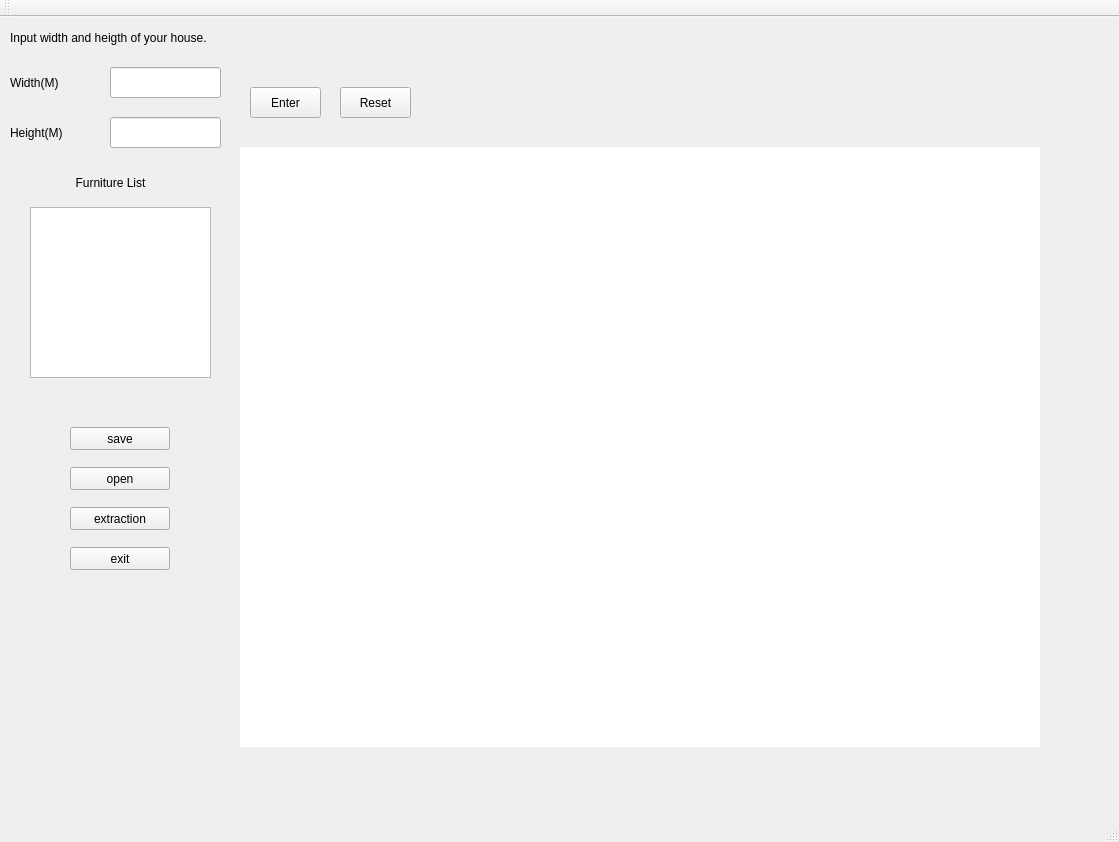
Above: Schematic/mainwindow.ui from BlaCkinkGJ/QT_APP before the change. Below: the same form after it.
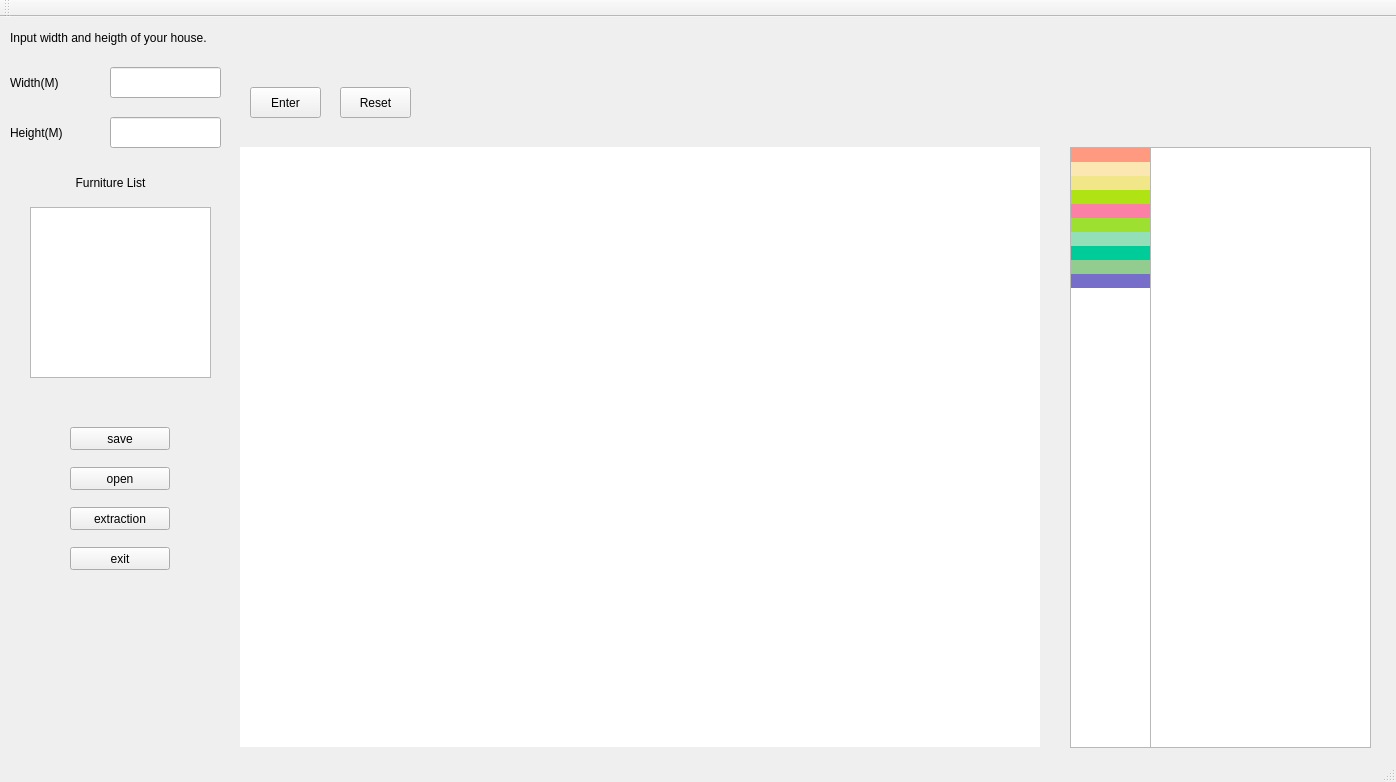
That is the form after the change.

```diff
--- a/Schematic/mainwindow.ui
+++ b/Schematic/mainwindow.ui
@@ -6,8 +6,8 @@
    <rect>
     <x>0</x>
     <y>0</y>
-    <width>1119</width>
-    <height>842</height>
+    <width>1396</width>
+    <height>782</height>
    </rect>
   </property>
   <property name="maximumSize">
@@ -331,6 +331,188 @@
      <string>exit</string>
     </property>
    </widget>
+   <widget class="QLabel" name="alertLabel">
+    <property name="geometry">
+     <rect>
+      <x>430</x>
+      <y>70</y>
+      <width>441</width>
+      <height>41</height>
+     </rect>
+    </property>
+    <property name="text">
+     <string/>
+    </property>
+   </widget>
+   <widget class="QListWidget" name="listWidget">
+    <property name="geometry">
+     <rect>
+      <x>1150</x>
+      <y>130</y>
+      <width>221</width>
+      <height>601</height>
+     </rect>
+    </property>
+   </widget>
+   <widget class="QListWidget" name="listWidget_2">
+    <property name="geometry">
+     <rect>
+      <x>1070</x>
+      <y>130</y>
+      <width>81</width>
+      <height>601</height>
+     </rect>
+    </property>
+    <item>
+     <property name="text">
+      <string/>
+     </property>
+     <property name="background">
+      <brush brushstyle="SolidPattern">
+       <color alpha="255">
+        <red>255</red>
+        <green>153</green>
+        <blue>128</blue>
+       </color>
+      </brush>
+     </property>
+    </item>
+    <item>
+     <property name="text">
+      <string/>
+     </property>
+     <property name="background">
+      <brush brushstyle="SolidPattern">
+       <color alpha="255">
+        <red>251</red>
+        <green>231</green>
+        <blue>178</blue>
+       </color>
+      </brush>
+     </property>
+     <property name="foreground">
+      <brush brushstyle="SolidPattern">
+       <color alpha="255">
+        <red>251</red>
+        <green>231</green>
+        <blue>178</blue>
+       </color>
+      </brush>
+     </property>
+    </item>
+    <item>
+     <property name="text">
+      <string/>
+     </property>
+     <property name="background">
+      <brush brushstyle="SolidPattern">
+       <color alpha="255">
+        <red>241</red>
+        <green>231</green>
+        <blue>136</blue>
+       </color>
+      </brush>
+     </property>
+    </item>
+    <item>
+     <property name="text">
+      <string/>
+     </property>
+     <property name="background">
+      <brush brushstyle="SolidPattern">
+       <color alpha="255">
+        <red>175</red>
+        <green>227</green>
+        <blue>19</blue>
+       </color>
+      </brush>
+     </property>
+    </item>
+    <item>
+     <property name="text">
+      <string/>
+     </property>
+     <property name="background">
+      <brush brushstyle="SolidPattern">
+       <color alpha="255">
+        <red>252</red>
+        <green>128</green>
+        <blue>165</blue>
+       </color>
+      </brush>
+     </property>
+    </item>
+    <item>
+     <property name="text">
+      <string/>
+     </property>
+     <property name="background">
+      <brush brushstyle="SolidPattern">
+       <color alpha="255">
+        <red>157</red>
+        <green>224</green>
+        <blue>47</blue>
+       </color>
+      </brush>
+     </property>
+    </item>
+    <item>
+     <property name="text">
+      <string/>
+     </property>
+     <property name="background">
+      <brush brushstyle="SolidPattern">
+       <color alpha="255">
+        <red>147</red>
+        <green>223</green>
+        <blue>184</blue>
+       </color>
+      </brush>
+     </property>
+    </item>
+    <item>
+     <property name="text">
+      <string/>
+     </property>
+     <property name="background">
+      <brush brushstyle="SolidPattern">
+       <color alpha="255">
+        <red>0</red>
+        <green>204</green>
+        <blue>153</blue>
+       </color>
+      </brush>
+     </property>
+    </item>
+    <item>
+     <property name="text">
+      <string/>
+     </property>
+     <property name="background">
+      <brush brushstyle="SolidPattern">
+       <color alpha="255">
+        <red>147</red>
+        <green>204</green>
+        <blue>143</blue>
+       </color>
+      </brush>
+     </property>
+    </item>
+    <item>
+     <property name="text">
+      <string/>
+     </property>
+     <property name="background">
+      <brush brushstyle="SolidPattern">
+       <color alpha="255">
+        <red>118</red>
+        <green>110</green>
+        <blue>200</blue>
+       </color>
+      </brush>
+     </property>
+    </item>
+   </widget>
   </widget>
   <widget class="QMenuBar" name="menuBar">
    <property name="geometry">
```
Left out of the diff: 4 changed lines with no effect on the pictures.
